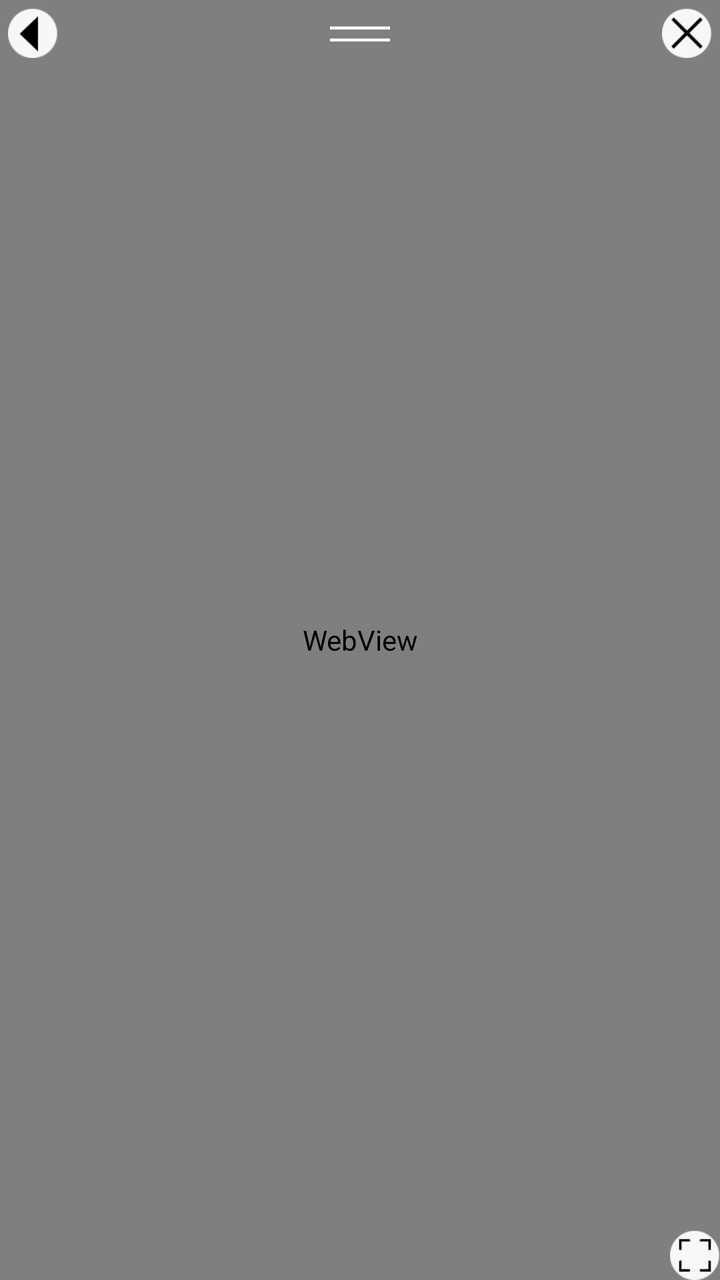
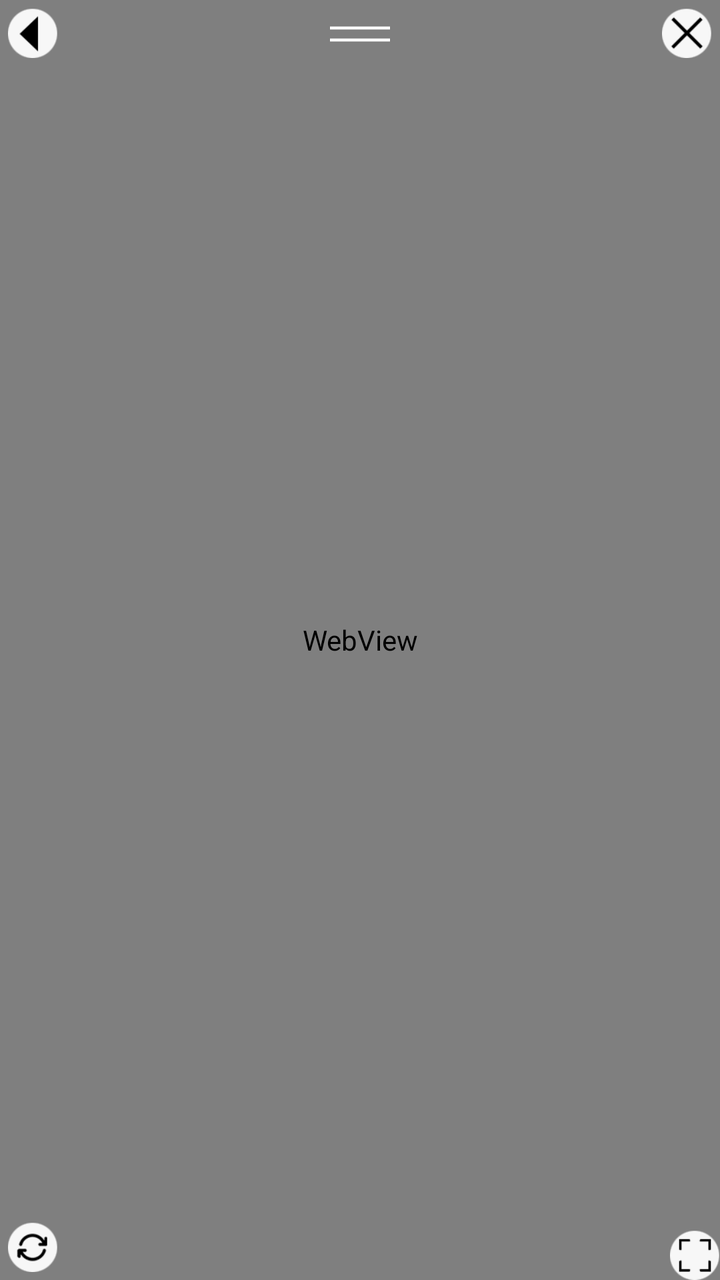

Before-and-after screenshots of an Android layout around one commit, followed by the original layout XML and the change that was made.
<!-- AndroidManifest.xml: application theme AppTheme -->
<!-- res/layout/floating_view.xml -->
<?xml version="1.0" encoding="utf-8"?>
<FrameLayout xmlns:android="http://schemas.android.com/apk/res/android"
    android:id="@+id/root_container"
    android:layout_width="320dp"
    android:layout_height="180dp"
    android:background="@android:color/transparent">

    
    <View
        android:id="@+id/overlay_border"
        android:layout_width="match_parent"
        android:layout_height="match_parent"
        android:background="@drawable/floating_window_border"
        android:visibility="gone" />

    
    <FrameLayout
        android:id="@+id/main_content_container"
        android:layout_width="match_parent"
        android:layout_height="match_parent">

        <WebView
            android:id="@+id/floating_webview"
            android:layout_width="match_parent"
            android:layout_height="match_parent"
            android:background="@android:color/transparent" />

        
        <LinearLayout
            android:id="@+id/drag_handle"
            android:layout_width="match_parent"
            android:layout_height="40dp"
            android:gravity="center"
            android:orientation="vertical"
            android:background="@android:color/transparent">

            <ImageView
                android:layout_width="30dp"
                android:layout_height="18dp"
                android:src="@drawable/drag_handle_indicator"
                android:alpha="1.0"
                android:contentDescription="@string/desc_drag" />
        </LinearLayout>

        
        <FrameLayout
            android:id="@+id/top_controls_container"
            android:layout_width="match_parent"
            android:layout_height="wrap_content"
            android:padding="4dp">

            
            <ImageView
                android:id="@+id/btn_collapse"
                android:layout_width="25dp"
                android:layout_height="25dp"
                android:layout_gravity="top|start"
                android:src="@drawable/ic_back"
                android:contentDescription="@string/desc_collapse"
                android:clickable="true"
                android:focusable="true" />

            
            <ImageView
                android:id="@+id/btn_restore"
                android:layout_width="25dp"
                android:layout_height="25dp"
                android:layout_gravity="top|end"
                android:src="@drawable/ic_close"
                android:contentDescription="@string/desc_restore"
                android:clickable="true"
                android:focusable="true" />

        </FrameLayout>

        
        <ImageView
            android:id="@+id/resize_handle"
            android:layout_width="25dp"
            android:layout_height="25dp"
            android:layout_gravity="bottom|end"
            android:src="@drawable/ic_resize"
            android:contentDescription="@string/desc_resize"
            android:clickable="true"
            android:focusable="true" />
    </FrameLayout>

    
    
    <ImageView
        android:id="@+id/minimized_icon"
        android:layout_width="60dp"
        android:layout_height="60dp"
        android:layout_gravity="center"
        android:src="@mipmap/ic_launcher"
        android:background="@drawable/circular_button_bg"
        android:padding="10dp"
        android:visibility="gone"
        android:clickable="true"
        android:focusable="true"
        android:contentDescription="@string/desc_restore" />

</FrameLayout>
<!-- resources referenced by this layout -->
<resources>
  <!-- drawable circular_button_bg (drawable) -->
  <?xml version="1.0" encoding="utf-8"?>
  <shape xmlns:android="http://schemas.android.com/apk/res/android"
      android:shape="oval">
      <solid android:color="#80000000" /> 
      <size android:width="48dp" android:height="48dp" />
  </shape>
  <!-- drawable drag_handle_indicator (drawable) -->
  <?xml version="1.0" encoding="utf-8"?>
  
  <layer-list xmlns:android="http://schemas.android.com/apk/res/android">
      <item android:top="0dp" android:bottom="8dp">
          <shape android:shape="rectangle">
              <solid android:color="#FFFFFF" />
              <size android:height="1dp" android:width="20dp" />
          </shape>
      </item>
      <item android:top="4dp" android:bottom="4dp">
          <shape android:shape="rectangle">
              <solid android:color="#FFFFFF" />
              <size android:height="1dp" android:width="20dp" />
          </shape>
      </item>
  </layer-list>
  <!-- drawable floating_window_border (drawable) -->
  <?xml version="1.0" encoding="utf-8"?>
  
  <shape xmlns:android="http://schemas.android.com/apk/res/android">
      <solid android:color="@android:color/transparent" />
      <stroke android:width="2dp" android:color="#FFFFFF" />
      <corners android:radius="4dp" />
  </shape>
  <!-- drawable ic_back: png bitmap (drawable, 2955 bytes) -->
  <!-- drawable ic_close: png bitmap (drawable, 2970 bytes) -->
  <!-- drawable ic_resize: png bitmap (drawable, 3858 bytes) -->
  <!-- mipmap ic_launcher (mipmap-anydpi-v26) -->
  <?xml version="1.0" encoding="utf-8"?>
  
  <adaptive-icon xmlns:android="http://schemas.android.com/apk/res/android">
      <background android:drawable="@color/ic_launcher_background"/>
      <foreground android:drawable="@mipmap/ic_launcher_foreground"/>
      <monochrome android:drawable="@mipmap/ic_launcher_foreground"/>
  </adaptive-icon>
  <string name="desc_collapse">摺疊</string>
  <string name="desc_drag">拖曳</string>
  <string name="desc_resize">縮放</string>
  <string name="desc_restore">還原</string>
  <style name="AppTheme" parent="Theme.AppCompat.Light.DarkActionBar">
          
      </style>
  <color name="ic_launcher_background">#1114CC</color>
</resources>

<!-- the commit's change to res/layout/floating_view.xml (unified diff, before → after) -->
@@ -83,6 +83,18 @@
             android:contentDescription="@string/desc_resize"
             android:clickable="true"
             android:focusable="true" />
+
+        
+        <ImageView
+            android:id="@+id/btn_reconnect"
+            android:layout_width="25dp"
+            android:layout_height="25dp"
+            android:layout_gravity="bottom|start"
+            android:layout_margin="4dp"
+            android:src="@drawable/ic_reconnect"
+            android:contentDescription="@string/desc_reconnect"
+            android:clickable="true"
+            android:focusable="true" />
     </FrameLayout>
 
     
<!-- resource entries referenced after the edit -->
@@ -34,6 +34,7 @@
   </shape>
   <!-- drawable ic_back: png bitmap (drawable, 2955 bytes) -->
   <!-- drawable ic_close: png bitmap (drawable, 2970 bytes) -->
+  <!-- drawable ic_reconnect: png bitmap (drawable, 4762 bytes) -->
   <!-- drawable ic_resize: png bitmap (drawable, 3858 bytes) -->
   <!-- mipmap ic_launcher (mipmap-anydpi-v26) -->
   <?xml version="1.0" encoding="utf-8"?>
@@ -45,6 +46,7 @@
   </adaptive-icon>
   <string name="desc_collapse">摺疊</string>
   <string name="desc_drag">拖曳</string>
+  <string name="desc_reconnect">重新連線</string>
   <string name="desc_resize">縮放</string>
   <string name="desc_restore">還原</string>
   <style name="AppTheme" parent="Theme.AppCompat.Light.DarkActionBar">
